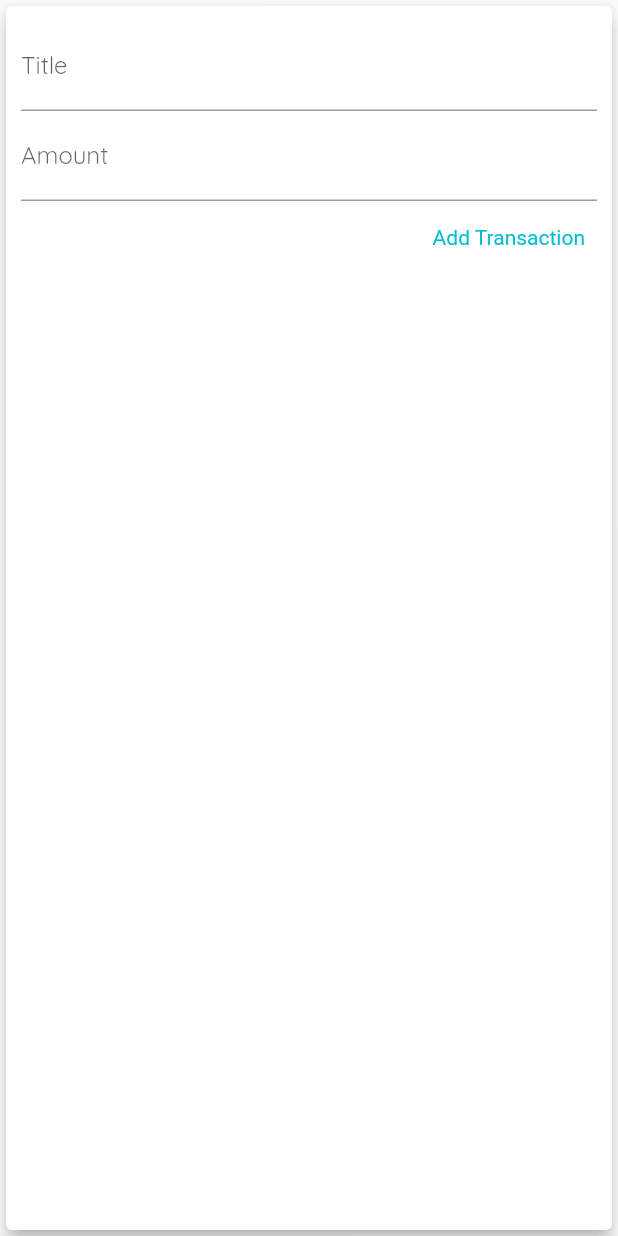
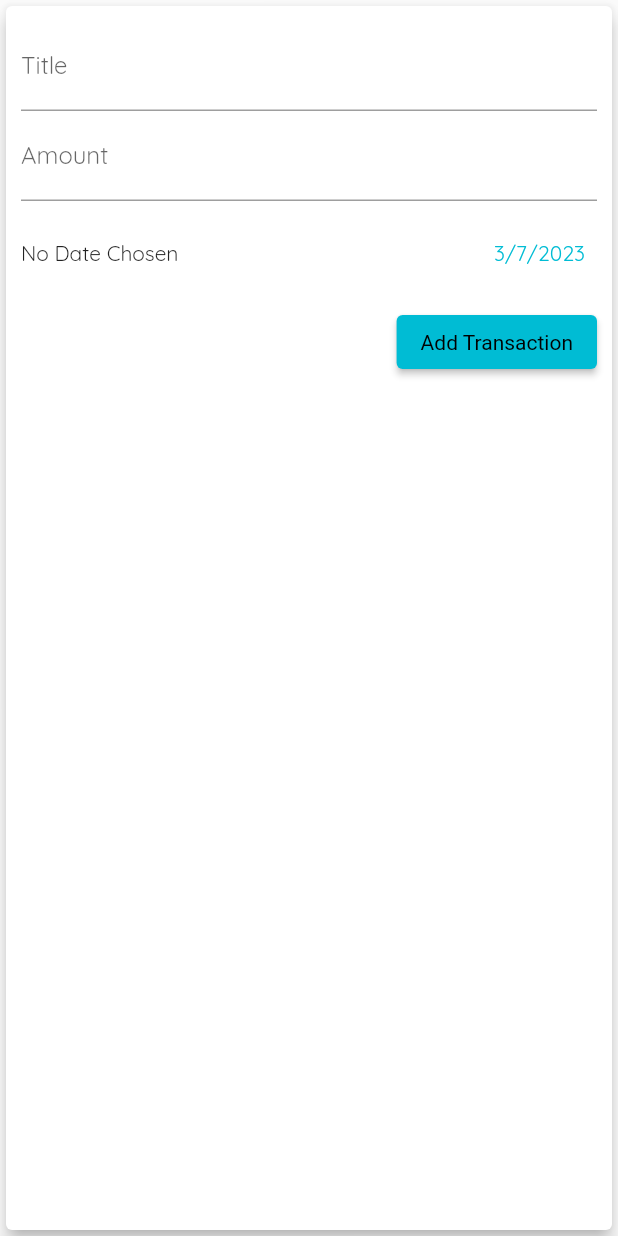
Before and after one commit to MinKhant1/expense_tracker, a Flutter app: the NewTransaction widget shown alone on an empty page, opened directly with empty values, after a tap on "Add Transaction", on a phone screen of 412 x 824 dp. Run offline on Flutter 3.47's test engine with Material 2 defaults, Android fonts, the phone set to English and light mode, and no system bars.

Commit message:
expense tracker complete

```diff
--- a/lib/widgets/new_transaction.dart
+++ b/lib/widgets/new_transaction.dart
@@ -1,4 +1,5 @@
 import 'package:flutter/material.dart';
+import 'package:intl/intl.dart';
 
 class NewTransaction extends StatefulWidget {
   final Function addTransaction;
@@ -10,19 +11,40 @@ class NewTransaction extends StatefulWidget {
 }
 
 class _NewTransactionState extends State<NewTransaction> {
-  final titleController = TextEditingController();
+  final _titleController = TextEditingController();
+  final _amountController = TextEditingController();
+  DateTime _selectedDate = DateTime.now();
 
-  final amountController = TextEditingController();
-
-  void submitData() {
-    final entertedTitle = titleController.text;
-    final enteredAmount = double.parse(amountController.text);
+  void _submitData() {
+    if (_amountController.text.isEmpty) {
+      return;
+    }
+    final entertedTitle = _titleController.text;
+    final enteredAmount = double.parse(_amountController.text);
     // print('hi');
 
-    if (entertedTitle.isEmpty || enteredAmount <= 0) return;
-    widget.addTransaction(entertedTitle, enteredAmount);
+    if (entertedTitle.isEmpty || enteredAmount <= 0 || _selectedDate == null)
+      return;
+    widget.addTransaction(entertedTitle, enteredAmount, _selectedDate);
 
     Navigator.of(context).pop();
+  }
+
+  void _presentDatePicker() {
+    showDatePicker(
+            context: context,
+            initialDate: DateTime.now(),
+            firstDate: DateTime(2023),
+            lastDate: DateTime.now())
+        .then((pickedDate) {
+      if (pickedDate == null) {
+        return;
+      } else {
+        setState(() {
+          _selectedDate = pickedDate;
+        });
+      }
+    });
   }
 
   @override
@@ -36,16 +58,29 @@ class _NewTransactionState extends State<NewTransaction> {
           children: <Widget>[
             TextField(
               decoration: InputDecoration(labelText: 'Title'),
-              controller: titleController,
+              controller: _titleController,
             ),
             TextField(
               decoration: InputDecoration(labelText: 'Amount'),
-              controller: amountController,
+              controller: _amountController,
               keyboardType: TextInputType.number,
-              onSubmitted: (_) => submitData(),
+              onSubmitted: (_) => _submitData(),
             ),
-            TextButton(
-                onPressed: submitData,
+            Container(
+              height: 70,
+              child: Row(
+                children: <Widget>[
+                  Expanded(child: Text('No Date Chosen')),
+                  TextButton(
+                      onPressed: _presentDatePicker,
+                      child: Text(_selectedDate == null
+                          ? 'Choose Date'
+                          : DateFormat.yMd().format(_selectedDate)))
+                ],
+              ),
+            ),
+            ElevatedButton(
+                onPressed: _submitData,
                 child: Text('Add Transaction'),
                 style: TextButton.styleFrom(
                     textStyle: TextStyle(color: Colors.purple))),
```
Also changed, not shown: lib/main.dart (+11 -2 lines).
